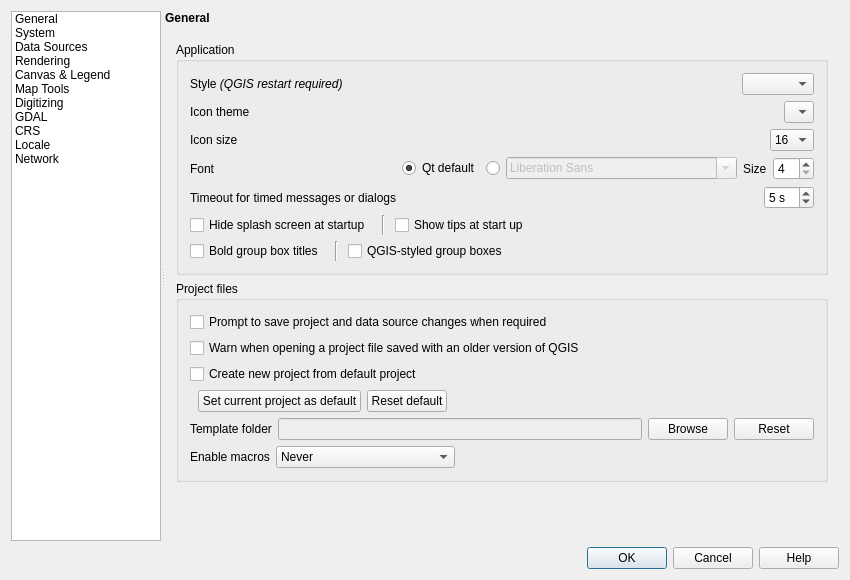
First picture: the form in src/ui/qgsoptionsbase.ui, repository qgis/QGIS, before the edit.
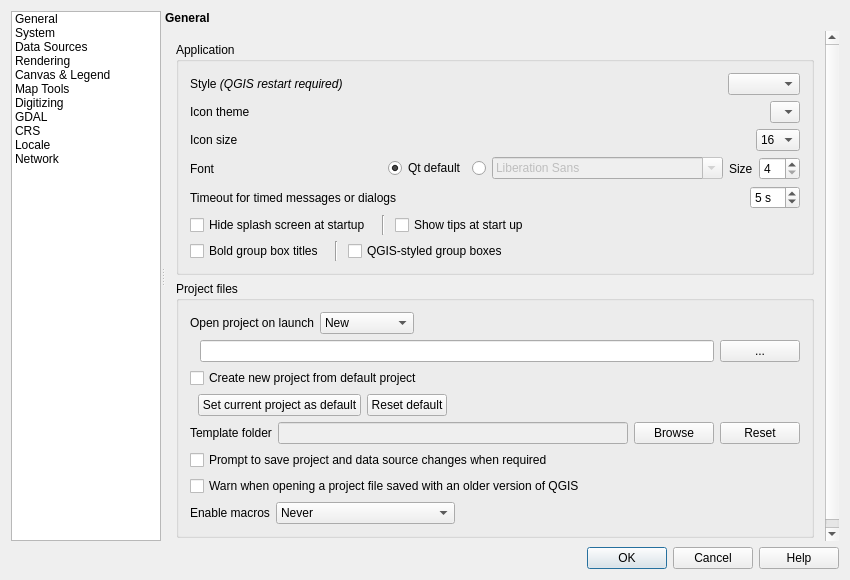
Second picture: the form after the edit. Icons and pictures are not drawn. Custom widgets are drawn as their Qt base class.

Commit message:
[FEATURE] Add option to auto-open 'New, Most recent or Specific' project on app launch
- Add error trapping to catch bad projects that crash app, then notify user and avoid reopening

Patch:
```diff
--- a/src/ui/qgsoptionsbase.ui
+++ b/src/ui/qgsoptionsbase.ui
@@ -267,7 +267,7 @@
                 <x>0</x>
                 <y>0</y>
                 <width>654</width>
-                <height>538</height>
+                <height>612</height>
                </rect>
               </property>
               <layout class="QVBoxLayout" name="verticalLayout_28">
@@ -604,18 +604,98 @@
                  </property>
                  <layout class="QVBoxLayout">
                   <item>
-                   <widget class="QCheckBox" name="chbAskToSaveProjectChanges">
-                    <property name="text">
-                     <string>Prompt to save project and data source changes when required</string>
-                    </property>
-                   </widget>
-                  </item>
-                  <item>
-                   <widget class="QCheckBox" name="chbWarnOldProjectVersion">
-                    <property name="text">
-                     <string>Warn when opening a project file saved with an older version of QGIS</string>
-                    </property>
-                   </widget>
+                   <layout class="QGridLayout" name="gridLayout_4">
+                    <item row="0" column="2" colspan="2">
+                     <widget class="QComboBox" name="mProjectOnLaunchCmbBx">
+                      <property name="sizePolicy">
+                       <sizepolicy hsizetype="Maximum" vsizetype="Fixed">
+                        <horstretch>0</horstretch>
+                        <verstretch>0</verstretch>
+                       </sizepolicy>
+                      </property>
+                      <item>
+                       <property name="text">
+                        <string>New</string>
+                       </property>
+                      </item>
+                      <item>
+                       <property name="text">
+                        <string>Most recent</string>
+                       </property>
+                      </item>
+                      <item>
+                       <property name="text">
+                        <string>Specific</string>
+                       </property>
+                      </item>
+                     </widget>
+                    </item>
+                    <item row="1" column="5">
+                     <widget class="QPushButton" name="mProjectOnLaunchPushBtn">
+                      <property name="sizePolicy">
+                       <sizepolicy hsizetype="Maximum" vsizetype="Fixed">
+                        <horstretch>0</horstretch>
+                        <verstretch>0</verstretch>
+                       </sizepolicy>
+                      </property>
+                      <property name="text">
+                       <string>...</string>
+                      </property>
+                     </widget>
+                    </item>
+                    <item row="1" column="0">
+                     <spacer name="horizontalSpacer_35">
+                      <property name="orientation">
+                       <enum>Qt::Horizontal</enum>
+                      </property>
+                      <property name="sizeType">
+                       <enum>QSizePolicy::Fixed</enum>
+                      </property>
+                      <property name="sizeHint" stdset="0">
+                       <size>
+                        <width>4</width>
+                        <height>20</height>
+                       </size>
+                      </property>
+                     </spacer>
+                    </item>
+                    <item row="0" column="4">
+                     <spacer name="horizontalSpacer_36">
+                      <property name="orientation">
+                       <enum>Qt::Horizontal</enum>
+                      </property>
+                      <property name="sizeHint" stdset="0">
+                       <size>
+                        <width>40</width>
+                        <height>20</height>
+                       </size>
+                      </property>
+                     </spacer>
+                    </item>
+                    <item row="1" column="1" colspan="4">
+                     <widget class="QLineEdit" name="mProjectOnLaunchLineEdit">
+                      <property name="sizePolicy">
+                       <sizepolicy hsizetype="Expanding" vsizetype="Fixed">
+                        <horstretch>0</horstretch>
+                        <verstretch>0</verstretch>
+                       </sizepolicy>
+                      </property>
+                     </widget>
+                    </item>
+                    <item row="0" column="0" colspan="2">
+                     <widget class="QLabel" name="label_54">
+                      <property name="sizePolicy">
+                       <sizepolicy hsizetype="Maximum" vsizetype="Preferred">
+                        <horstretch>0</horstretch>
+                        <verstretch>0</verstretch>
+                       </sizepolicy>
+                      </property>
+                      <property name="text">
+                       <string>Open project on launch</string>
+                      </property>
+                     </widget>
+                    </item>
+                   </layout>
                   </item>
                   <item>
                    <widget class="QCheckBox" name="cbxProjectDefaultNew">
@@ -703,6 +783,20 @@
                     </item>
                    </layout>
                   </item>
+                  <item>
+                   <widget class="QCheckBox" name="chbAskToSaveProjectChanges">
+                    <property name="text">
+                     <string>Prompt to save project and data source changes when required</string>
+                    </property>
+                   </widget>
+                  </item>
+                  <item>
+                   <widget class="QCheckBox" name="chbWarnOldProjectVersion">
+                    <property name="text">
+                     <string>Warn when opening a project file saved with an older version of QGIS</string>
+                    </property>
+                   </widget>
+                  </item>
                   <item>
                    <layout class="QHBoxLayout" name="horizontalLayout_21">
                     <item>
```
Left out of the diff: 12 changed lines with no effect on the pictures. The commit also changes 4 other files.
